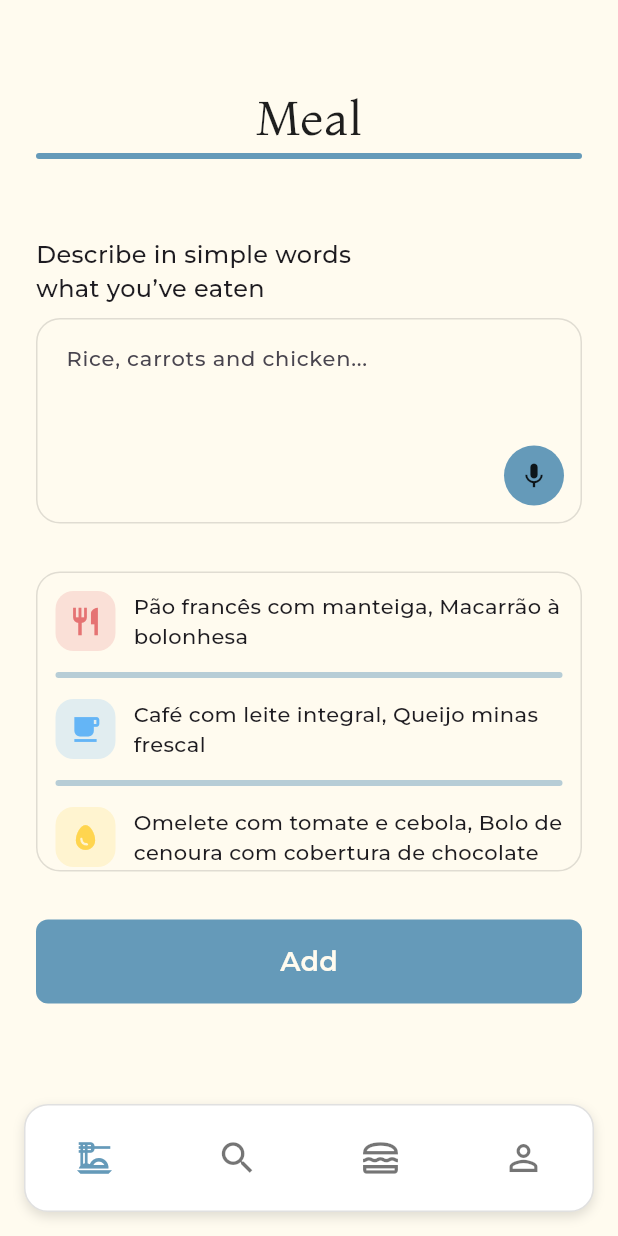
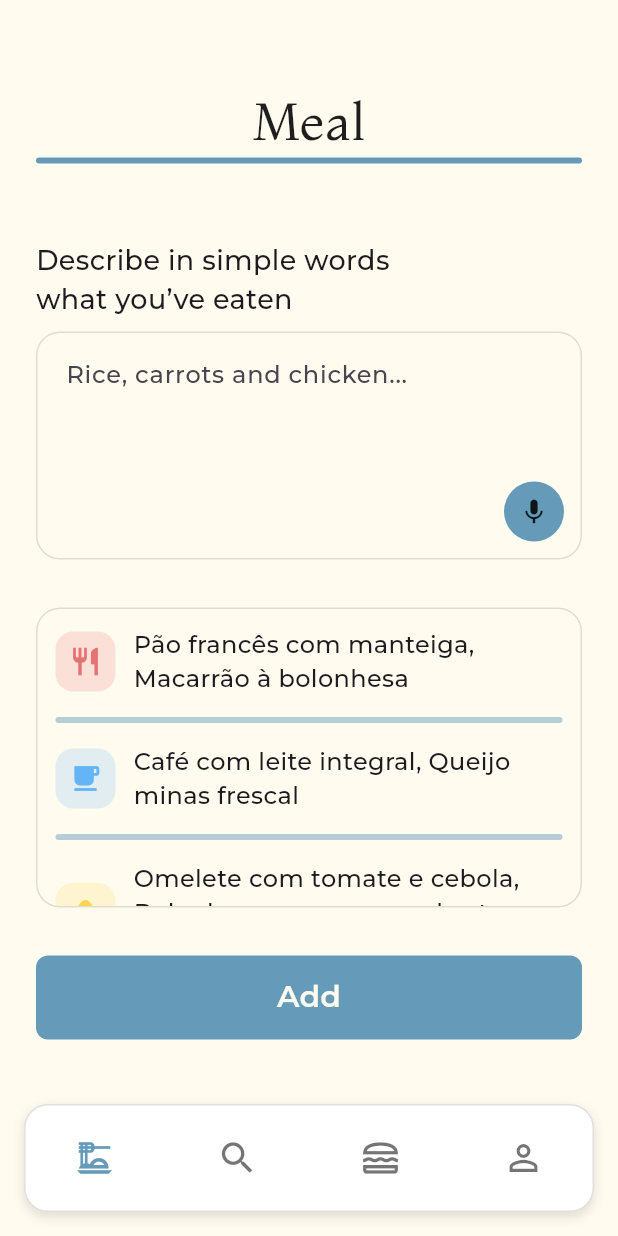
Before and after one commit to ericksgmes/carte_app, a Flutter app: the screen it shows after launch, after a tap on "Enter", on a phone screen of 412 x 824 dp. Run offline on Flutter 3.47's test engine with Material 3 defaults, Android fonts, the phone set to English and light mode, and no system bars; our stand-ins replace speech_to_text; project files that could hold a hidden picture were left out.

Commit message:
fix: update font sizes in KFont and refactor usage in AddFood; remove unused HomePage feat: add SymptomPage and ReportPage to WidgetTree

```diff
--- a/lib/data/constants.dart
+++ b/lib/data/constants.dart
@@ -17,10 +17,10 @@ class KFont {
   static const String fontFamilyContent = 'Montserrat';
   static const String fontFamilyContentMedium = 'Montserrat_Medium';
   static const String fontFamilyButton = 'Montserrat_Bold';
-  static const double fontSizeTitle = 32;
-  static const double fontSizeLabel = 16;
-  static const double fontSizeContent = 14;
-  static const double fontSizeButton = 18;
+  static const double fontSizeTitle = 34;
+  static const double fontSizeLabel = 18;
+  static const double fontSizeContent = 16;
+  static const double fontSizeButton = 20;
 }
 
 class KTextStyle {
--- a/lib/views/pages/food_page.dart
+++ b/lib/views/pages/food_page.dart
@@ -41,7 +41,7 @@ class _AddFoodState extends State<AddFood> {
           const Text(
             'Allergen',
             style: TextStyle(
-              fontSize: 18,
+              fontSize: KFont.fontSizeLabel,
               fontFamily: KFont.fontFamilyContentMedium,
             ),
           ),
--- a/lib/views/widget_tree.dart
+++ b/lib/views/widget_tree.dart
@@ -1,10 +1,12 @@
 import 'package:carte_app/views/pages/meal_page.dart';
+import 'package:carte_app/views/pages/report_page.dart';
+import 'package:carte_app/views/pages/symptom_page.dart';
 import 'package:flutter/material.dart';
 import 'package:carte_app/data/notifiers.dart';
 import 'package:carte_app/views/pages/food_page.dart';
 import 'package:carte_app/views/widgets/widget_navbar.dart';
 
-final List<Widget> pages = [MealPage(), AddFood()];
+final List<Widget> pages = [MealPage(), AddFood(), SymptomPage(), ReportPage()];
 
 class WidgetTree extends StatelessWidget {
   const WidgetTree({super.key});
@@ -16,7 +18,6 @@ class WidgetTree extends StatelessWidget {
       body: ValueListenableBuilder<int>(
         valueListenable: selectedPageNotifier,
         builder: (context, index, _) {
-          // evita index fora dos limites
           if (index < 0 || index >= pages.length) {
             return const Center(child: Text('Página não encontrada'));
           }
```
Also changed, not shown: lib/views/pages/home_page.dart (deleted, +0 -25 lines).
